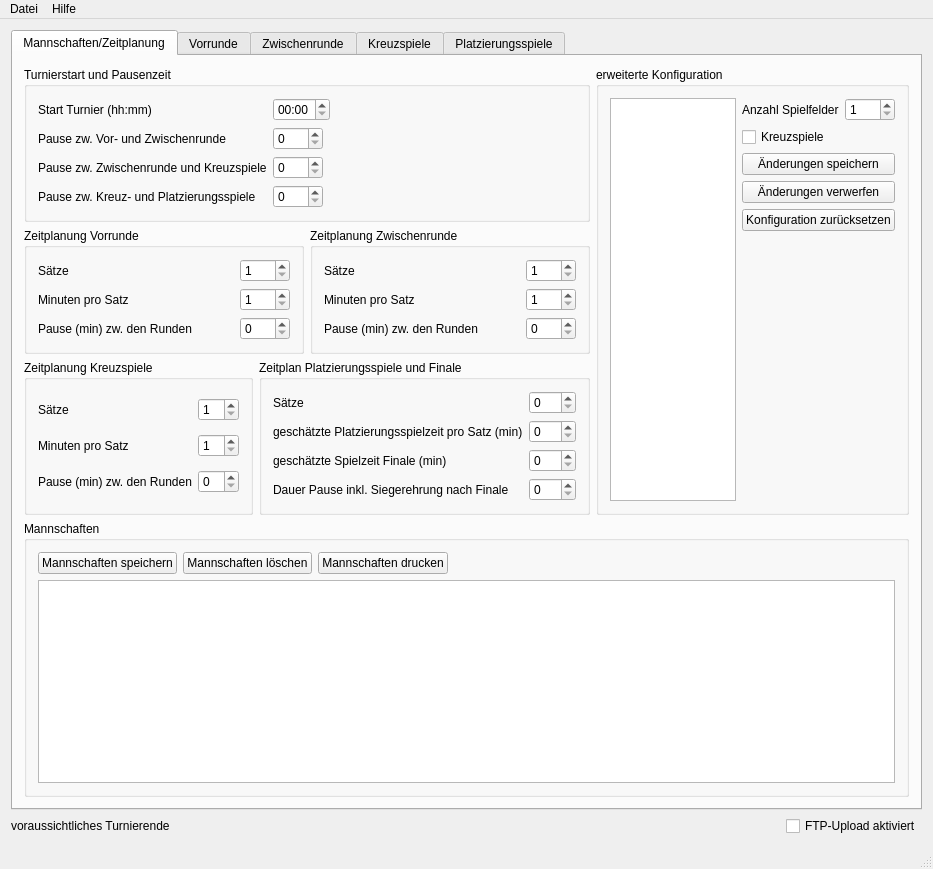
Before: the Qt Designer form src/planer/mainwindow.ui in Birnbaua/Volleyball, drawn with Qt 5.
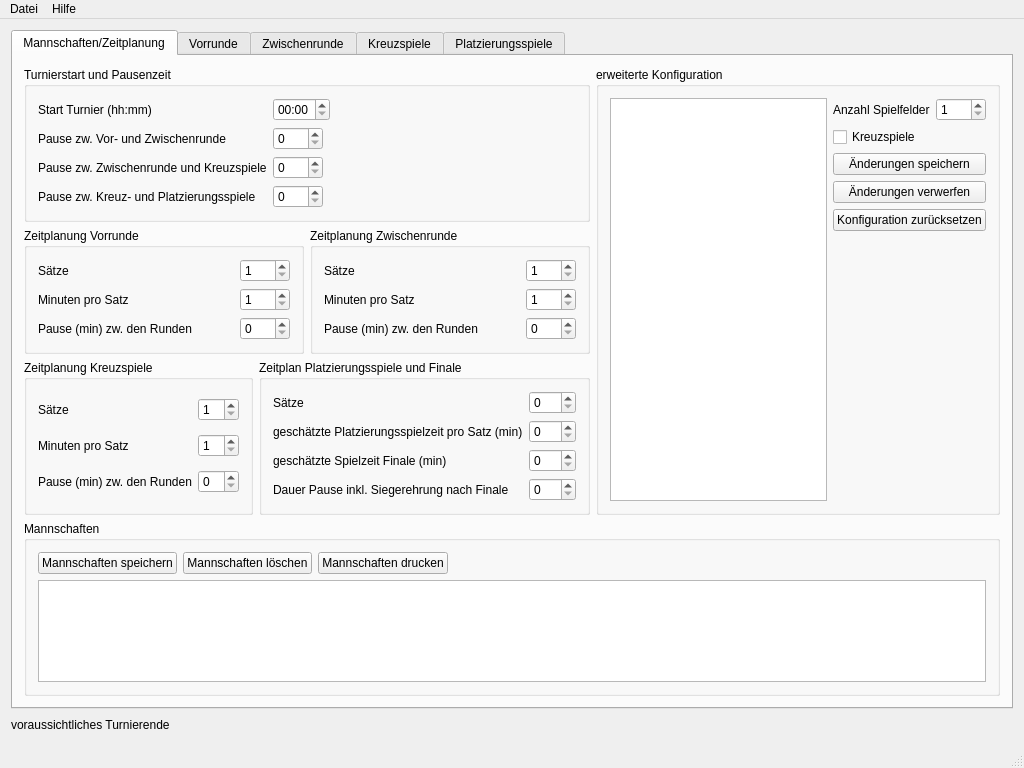
After: the same form once the commit is applied.

The edit to the form file:
```diff
--- a/src/planer/mainwindow.ui
+++ b/src/planer/mainwindow.ui
@@ -6,8 +6,8 @@
    <rect>
     <x>0</x>
     <y>0</y>
-    <width>933</width>
-    <height>869</height>
+    <width>1024</width>
+    <height>768</height>
    </rect>
   </property>
   <property name="windowTitle">
@@ -914,13 +914,6 @@
       </property>
      </spacer>
     </item>
-    <item row="1" column="3">
-     <widget class="QCheckBox" name="checkBoxActivateFTPUpload">
-      <property name="text">
-       <string>FTP-Upload aktiviert</string>
-      </property>
-     </widget>
-    </item>
    </layout>
   </widget>
   <widget class="QMenuBar" name="menuBar">
@@ -928,7 +921,7 @@
     <rect>
      <x>0</x>
      <y>0</y>
-     <width>933</width>
+     <width>1024</width>
      <height>26</height>
     </rect>
    </property>
```
Left out of the diff: 6 changed lines with no effect on the pictures.
